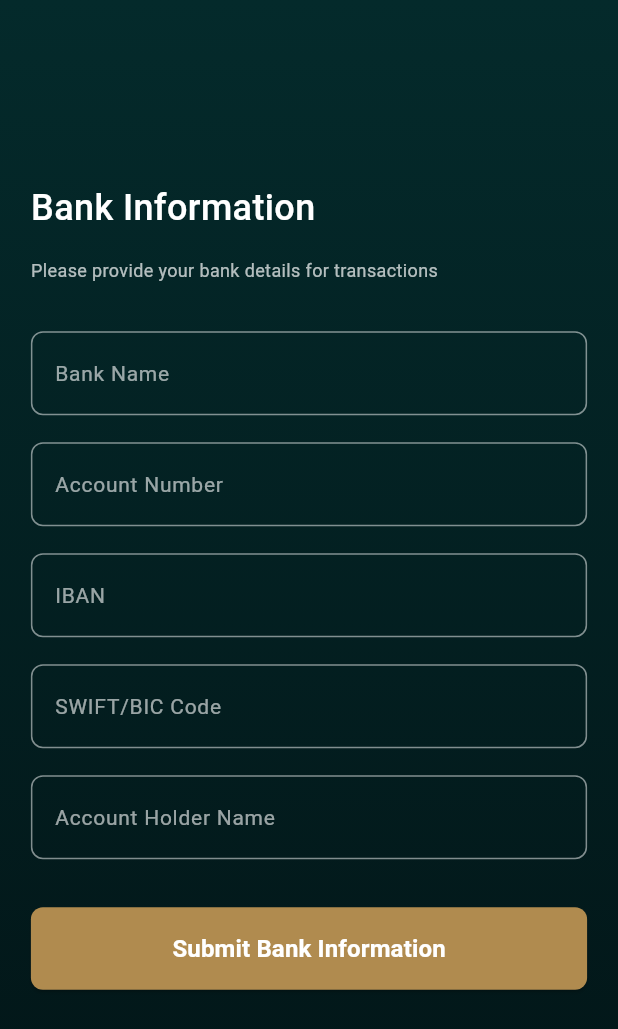
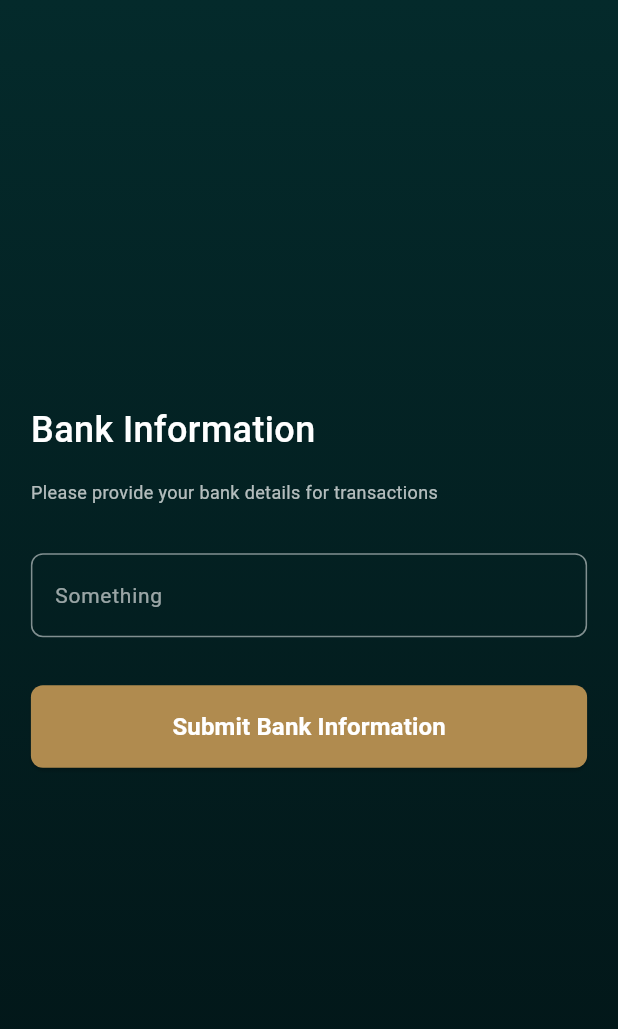
Before and after one commit to Dada6x/StepUP, a Flutter app: the BankScreen screen opened directly, on a phone screen of 412 x 824 dp. Shown: the top 1029 px of the screen. Run offline on Flutter 3.47's test engine with Material 3 defaults, Android fonts, the phone set to English and light mode, and no system bars; our stand-ins replace connectivity_plus, dio, fancy_shimmer_image, file_picker, flutter_animate, flutter_screenutil and 11 more; missing offline and left inert: veriff_flutter.

Commit message:
banking working good

```diff
--- a/lib/kyc_page.dart
+++ b/lib/kyc_page.dart
@@ -1,5 +1,6 @@
 import 'package:flutter/material.dart';
 import 'package:flutter/services.dart';
+import 'package:kyc_test/main.dart';
 import 'package:kyc_test/presentation/pages/auth/bank_screen.dart';
 import 'package:kyc_test/presentation/pages/auth/commercial_register_screen.dart';
 import 'package:kyc_test/veriff_service.dart';
@@ -23,7 +24,7 @@ class _KycPageState extends State<KycPage> {
   @override
   void initState() {
     super.initState();
-    _backend = BackendService('http://192.168.2.30:3000');
+    _backend = BackendService("http://${LaptopIp}:3000");
   }
 
   Future<void> _startKyc() async {
--- a/lib/presentation/pages/auth/bank_screen.dart
+++ b/lib/presentation/pages/auth/bank_screen.dart
@@ -1,6 +1,6 @@
 import 'package:flutter/material.dart';
 import 'package:get/get.dart';
-import 'package:kyc_test/presentation/layout/mobile/mobile_layout.dart';
+import 'package:kyc_test/presentation/controllers/bank_controller.dart';
 
 class BankScreen extends StatelessWidget {
   const BankScreen({super.key});
@@ -8,6 +8,7 @@ class BankScreen extends StatelessWidget {
   @override
   Widget build(BuildContext context) {
     final size = MediaQuery.of(context).size;
+    final BankController controller = Get.put(BankController());
 
     return Scaffold(
       body: Container(
@@ -43,15 +44,11 @@ class BankScreen extends StatelessWidget {
 
                     const Text(
                       'Please provide your bank details for transactions',
-                      style: TextStyle(
-                        color: Colors.white70,
-                        fontSize: 12,
-                      ),
+                      style: TextStyle(color: Colors.white70, fontSize: 12),
                     ),
 
                     const SizedBox(height: 32),
 
-                    // === BANK FORM ===
                     Theme(
                       data: Theme.of(context).copyWith(
                         inputDecorationTheme: InputDecorationTheme(
@@ -79,59 +76,46 @@ class BankScreen extends StatelessWidget {
                           TextField(
                             style: const TextStyle(color: Colors.white),
                             decoration: const InputDecoration(
-                              hintText: 'Bank Name',
+                              hintText: 'Something',
                             ),
                           ),
-                          const SizedBox(height: 18),
-                          TextField(
-                            style: const TextStyle(color: Colors.white),
-                            decoration: const InputDecoration(
-                              hintText: 'Account Number',
-                            ),
-                          ),
-                          const SizedBox(height: 18),
-                          TextField(
-                            style: const TextStyle(color: Colors.white),
-                            decoration: const InputDecoration(
-                              hintText: 'IBAN',
-                            ),
-                          ),
-                          const SizedBox(height: 18),
-                          TextField(
-                            style: const TextStyle(color: Colors.white),
-                            decoration: const InputDecoration(
-                              hintText: 'SWIFT/BIC Code',
-                            ),
-                          ),
-                          const SizedBox(height: 18),
-                          TextField(
-                            style: const TextStyle(color: Colors.white),
-                            decoration: const InputDecoration(
-                              hintText: 'Account Holder Name',
-                            ),
-                          ),
+
                           const SizedBox(height: 32),
 
-                          SizedBox(
+                          Obx(
+                            () => SizedBox(
                               width: double.infinity,
                               child: ElevatedButton(
-                              onPressed: () {
-                                // Navigate to MobileLayout after bank info is submitted
-                                Get.offAll(() => const MobileLayout());
+                                onPressed: controller.isLoading.value
+                                    ? null
+                                    : () async {
+                                        await controller.startBankFlow();
                                       },
                                 style: ElevatedButton.styleFrom(
                                   backgroundColor: const Color(0xFFB08B4F),
-                                padding: const EdgeInsets.symmetric(vertical: 16),
+                                  padding: const EdgeInsets.symmetric(
+                                    vertical: 16,
+                                  ),
                                   shape: RoundedRectangleBorder(
                                     borderRadius: BorderRadius.circular(8),
                                   ),
                                 ),
-                              child: const Text(
+                                child: controller.isLoading.value
+                                    ? const SizedBox(
+                                        height: 18,
+                                        width: 18,
+                                        child: CircularProgressIndicator(
+                                          strokeWidth: 2,
+                                          color: Colors.white,
+                                        ),
+                                      )
+                                    : const Text(
                                         'Submit Bank Information',
                                         style: TextStyle(
                                           color: Colors.white,
                                           fontSize: 16,
                                           fontWeight: FontWeight.w600,
+                                        ),
                                       ),
                               ),
                             ),
--- a/pubspec.yaml
+++ b/pubspec.yaml
@@ -45,6 +45,7 @@ dependencies:
   file_picker: ^10.3.7
   #! animations
   flutter_animate: ^4.5.2
+  webview_flutter: ^4.13.0
   #!icons
   # https://andronasef.github.io/iconify_flutter
   iconify_flutter_plus: ^1.0.4
```
Also changed, not shown: lib/core/services/saltedge_service.dart (added, +53 -0 lines), lib/main.dart (+5 -2 lines), lib/presentation/controllers/bank_controller.dart (added, +47 -0 lines), lib/presentation/pages/auth/bank_connect_webview.dart (added, +108 -0 lines), lib/presentation/pages/auth/commercial_register_screen.dart (+2 -8 lines), lib/core/services/clipboard_service.dart (deleted), lib/core/services/encryption_service.dart (deleted), lib/core/services/local_auth_service.dart (deleted), pubspec.lock, 3 other files. Lines whose indentation alone changed are shown as unchanged.
